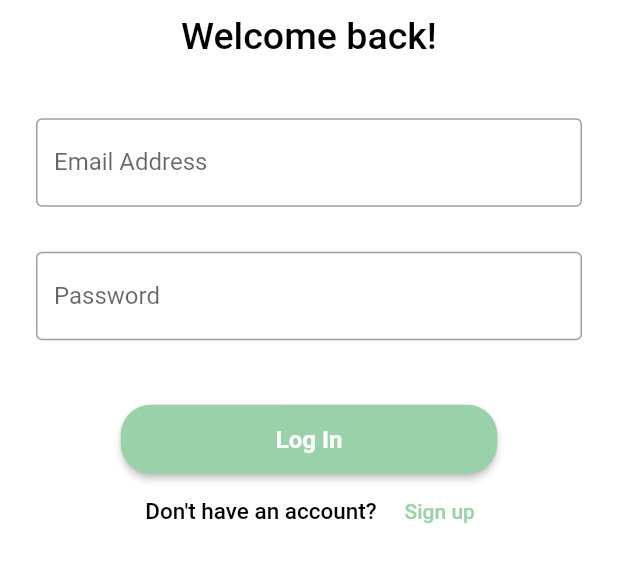
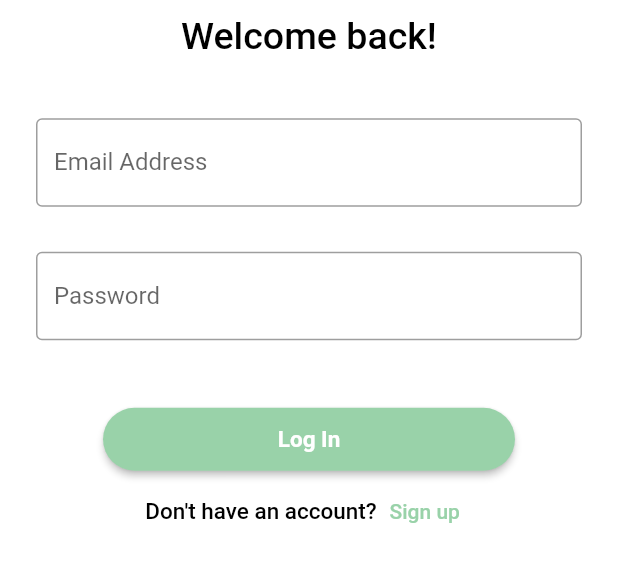
Before and after one commit to RahinAshraf/Mockingbirds, a Flutter app: the screen it shows after launch, on a phone screen of 412 x 824 dp, the part 457-1039 px from its top. Run offline on Flutter 3.47's test engine with Material 2 defaults, Android fonts, the phone set to English and light mode, and no system bars; our stand-ins replace cloud_firestore, dio, email_validator, extended_nested_scroll_view, firebase_auth, firebase_core and 9 more; missing offline and left inert: flutter_mapbox_navigation, mapbox_gl, mapbox_gl_platform_interface; accounts and stored records are empty.

Commit message:
Move some styling to ThemeData

```diff
--- a/lib/navbar.dart
+++ b/lib/navbar.dart
@@ -5,7 +5,7 @@ import 'package:veloplan/screens/navigation/map_screen.dart';
 import 'package:veloplan/screens/profile_screen.dart';
 import 'package:veloplan/sidebar.dart';
 
-/// Defines the navigation bar, allows you to move between the map screen, profile page and view the sidebar.
+/// Defines the bottom navigation bar, allows you to move between the map, profile and sidebar
 /// @author  Elisabeth, Rahin, Tayyibah
 class NavBar extends StatefulWidget {
   @override
--- a/lib/popups.dart
+++ b/lib/popups.dart
@@ -2,6 +2,7 @@ import 'package:flutter/material.dart';
 import 'package:veloplan/widgets/popup_widget.dart';
 import 'package:veloplan/screens/trips_scheduler_screen.dart';
 
+// Generic popups used thorough the app
 class Popups {
   // Questions
   PopupWidget buildPopupDialogNewJourney(BuildContext context) {
--- a/lib/screens/favourite_screen.dart
+++ b/lib/screens/favourite_screen.dart
@@ -51,7 +51,6 @@ class _FavouriteState extends State<Favourite> {
             ),
       appBar: AppBar(
         title: const Text('My favourites'),
-        backgroundColor: appBarColor,
       ),
     );
   }
--- a/lib/screens/help_screen.dart
+++ b/lib/screens/help_screen.dart
@@ -85,7 +85,7 @@ class _HelpPageState extends State<HelpPage> {
     List<ChoiceButton> topics = [];
     for (String topic in questions.getAllTopics()) {
       topics.add(ChoiceButton(
-        content: Text(topic, style: helpbotChoiceTextStyle),
+        content: Text(topic),
         onPressed: () {
           setState(() {
             selectedTopic = topic;
@@ -112,8 +112,7 @@ class _HelpPageState extends State<HelpPage> {
     for (Message message in questions.getMessagesByTopic(selectedTopic)) {
       choices.add(
         ChoiceButton(
-          content: Text(questions.getQuestionText(message),
-              style: helpbotChoiceTextStyle),
+          content: Text(questions.getQuestionText(message)),
           onPressed: () {
             setState(() {
               _conversation.add(MessageBubble(
--- a/lib/sidebar.dart
+++ b/lib/sidebar.dart
@@ -1,16 +1,17 @@
 import 'package:flutter/material.dart';
-import 'package:firebase_auth/firebase_auth.dart';
 import 'package:veloplan/screens/favourite_screen.dart';
 import 'package:veloplan/screens/help_screen.dart';
 import 'package:veloplan/screens/schedule_screen.dart';
 import 'package:veloplan/screens/settings_screen.dart';
 import 'package:veloplan/styles/styling.dart';
 
+/// Defines the sidebar
 /// @author Tayyibah
 class SideBar extends StatelessWidget {
   @override
   Widget build(BuildContext context) {
-    return Drawer(
+    return SafeArea(
+      child: Drawer(
         child: ListView(
           children: [
             Image.asset(
@@ -38,7 +39,6 @@ class SideBar extends StatelessWidget {
               icon: Icons.assessment_outlined,
               onClicked: () => _renderScreen(context, 3),
             ),
-          // TODO: move the colour
             const SizedBox(height: 24),
             const Divider(color: Colors.grey),
             const SizedBox(height: 24),
@@ -54,6 +54,7 @@ class SideBar extends StatelessWidget {
             ),
           ],
         ),
+      ),
     );
   }
 
@@ -61,7 +62,6 @@ class SideBar extends StatelessWidget {
       {required String text, required IconData icon, VoidCallback? onClicked}) {
     return ListTile(
       leading: Icon(icon),
-      //  textColor: CustomTheme.sideBarTextColor,
       title: Text(text, style: sidebarItemTextStyle),
       onTap: onClicked,
     );
--- a/lib/styles/colors.dart
+++ b/lib/styles/colors.dart
@@ -1,40 +1,40 @@
 import 'package:flutter/material.dart';
 
 class CustomColors {
-  static Color green = Color(0xFF99D2A9);
-  static Color appBarTextColor = Color(0xffffffff);
-  static Color lightModeScaffoldColour = Color(0xffffffff);
-  static Color darkModeScaffoldColour = Color.fromARGB(255, 36, 35, 35);
+  static Color green = const Color(0xFF99D2A9);
+  static Color appBarTextColor = Colors.white;
+  static Color lightModeScaffoldColour = Colors.white;
+  static Color darkModeScaffoldColour = const Color.fromARGB(255, 36, 35, 35);
 
-  static MaterialColor lightGreen = MaterialColor(
+  static MaterialColor lightGreen = const MaterialColor(
     0xff99d2a9, // 0%
-    const <int, Color>{
-      50: const Color(0xffa3d7b2), //10%
-      100: const Color(0xffaddbba), //20%
-      200: const Color(0xffb8e0c3), //30%
-      300: const Color(0xffc2e4cb), //40%
-      400: const Color(0xffcce9d4), //50%
-      500: const Color(0xffd6eddd), //60%
-      600: const Color(0xffe0f2e5), //70%
-      700: const Color(0xffebf6ee), //80%
-      800: const Color(0xfff5fbf6), //90%
-      900: const Color(0xffffff), //100%
+    <int, Color>{
+      50: Color(0xffa3d7b2), //10%
+      100: Color(0xffaddbba), //20%
+      200: Color(0xffb8e0c3), //30%
+      300: Color(0xffc2e4cb), //40%
+      400: Color(0xffcce9d4), //50%
+      500: Color(0xffd6eddd), //60%
+      600: Color(0xffe0f2e5), //70%
+      700: Color(0xffebf6ee), //80%
+      800: Color(0xfff5fbf6), //90%
+      900: Color(0xffffff), //100%
     },
   );
 
-  static MaterialColor darkGreen = MaterialColor(
+  static MaterialColor darkGreen = const MaterialColor(
     0xff99d2a9, // 0%
-    const <int, Color>{
-      50: const Color(0xffa3d7b2), //10%
-      100: const Color(0xffaddbba), //20%
-      200: const Color(0xffb8e0c3), //30%
-      300: const Color(0xffc2e4cb), //40%
-      400: const Color(0xffcce9d4), //50%
-      500: const Color(0xffd6eddd), //60%
-      600: const Color(0xffe0f2e5), //70%
-      700: const Color(0xffebf6ee), //80%
-      800: const Color(0xfff5fbf6), //90%
-      900: const Color(0xffffff), //100%
+    <int, Color>{
+      50: Color(0xffa3d7b2), //10%
+      100: Color(0xffaddbba), //20%
+      200: Color(0xffb8e0c3), //30%
+      300: Color(0xffc2e4cb), //40%
+      400: Color(0xffcce9d4), //50%
+      500: Color(0xffd6eddd), //60%
+      600: Color(0xffe0f2e5), //70%
+      700: Color(0xffebf6ee), //80%
+      800: Color(0xfff5fbf6), //90%
+      900: Color(0xffffff), //100%
     },
   );
 }
--- a/lib/styles/styling.dart
+++ b/lib/styles/styling.dart
@@ -2,9 +2,7 @@ import 'package:flutter/material.dart';
 
 // General
 
-// Appbar
-const Color appBarColor = Color(0xFF99D2A9);
-const Color appBarTextColor = Colors.white;
+// const Color appBarTextColor = Colors.white;
 
 // Sidebar
 const TextStyle sidebarItemTextStyle = TextStyle(color: Colors.green);
@@ -25,14 +23,6 @@ const TextStyle botMessageTextStyle =
     TextStyle(fontSize: 15.0, color: Colors.black54);
 const TextStyle userMessageTextStyle =
     TextStyle(fontSize: 15.0, color: Colors.white);
-ButtonStyle outlinedButtonStyle = ButtonStyle(
-  overlayColor: MaterialStateProperty.all(const Color(0x1A99D2A9)),
-  shape: MaterialStateProperty.all(
-    RoundedRectangleBorder(
-      borderRadius: BorderRadius.circular(30.0),
-    ),
-  ),
-);
 
 // Popup dialogs
 const TextStyle popupDialogTitleTextStyle = TextStyle(
@@ -57,26 +47,10 @@ const TextStyle popupDialogButtonTextStyle = TextStyle(
 );
 
 // Authorisation
-ButtonStyle authButtonStyle = ButtonStyle(
-  minimumSize: MaterialStateProperty.all(const Size(251, 46)),
-  overlayColor: MaterialStateProperty.all(Colors.green),
-  backgroundColor: MaterialStateProperty.all(const Color(0xFF99D2A9)),
-  shape: MaterialStateProperty.all(
-    RoundedRectangleBorder(
-      borderRadius: BorderRadius.circular(20.0),
-    ),
-  ),
-);
-const authButtonTextStyle =
-    TextStyle(fontSize: 16.0, color: Colors.white, fontWeight: FontWeight.w700);
 const authTextStyle =
     TextStyle(color: Colors.black, fontWeight: FontWeight.w500, fontSize: 15);
 
 // Trips scheduler panel widget
-ButtonStyle journeyTimeButtonStyle = TextButton.styleFrom(
-    textStyle: const TextStyle(fontSize: 15),
-    backgroundColor: Colors.green[500],
-    primary: Colors.white);
 const TextStyle infoTextStyle =
     TextStyle(fontStyle: FontStyle.italic, fontSize: 18);
 const TextStyle tripSchedulerTextStyle =
--- a/lib/styles/theme.dart
+++ b/lib/styles/theme.dart
@@ -18,7 +18,28 @@ class CustomTheme {
             borderRadius: BorderRadius.all(Radius.circular(10.0))),
         titleTextStyle: popupDialogTitleTextStyle,
         contentTextStyle: popupDialogTextStyle,
-        alignment: Alignment.center,
+      ),
+      elevatedButtonTheme: ElevatedButtonThemeData(
+        style: ElevatedButton.styleFrom(
+            primary: CustomColors.green,
+            onPrimary: Colors.white,
+            padding: const EdgeInsets.all(12.0),
+            textStyle:
+                const TextStyle(fontSize: 15.0, fontWeight: FontWeight.w600),
+            shape: const RoundedRectangleBorder(
+                borderRadius: BorderRadius.all(Radius.circular(30.0)))),
+      ),
+      outlinedButtonTheme: OutlinedButtonThemeData(
+        style: OutlinedButton.styleFrom(
+          textStyle: const TextStyle(color: Color(0xFF99D2A9)),
+          onSurface: const Color(0x00000000),
+          shape:
+              RoundedRectangleBorder(borderRadius: BorderRadius.circular(30.0)),
+          side: const BorderSide(color: Color(0x4D99D2A9), width: 1.0),
+        ),
+      ),
+      inputDecorationTheme: const InputDecorationTheme(
+        border: OutlineInputBorder(),
       ),
       listTileTheme: ListTileThemeData(textColor: CustomColors.green),
       primarySwatch: CustomColors.lightGreen,
--- a/lib/widgets/auth/auth_form.dart
+++ b/lib/widgets/auth/auth_form.dart
@@ -94,7 +94,6 @@ class _AuthFormState extends State<AuthForm> {
                   ),
                 if (_isLogin)
                   Container(
-                    alignment: Alignment.center,
                     padding: const EdgeInsets.all(10),
                     child: const Text(
                       'Welcome back!',
@@ -118,8 +117,7 @@ class _AuthFormState extends State<AuthForm> {
                       }
                       return null;
                     },
-                    decoration: const InputDecoration(
-                        border: OutlineInputBorder(), labelText: 'First Name'),
+                    decoration: const InputDecoration(labelText: 'First Name'),
                     onSaved: (value) {
                       _firstName = value!;
                     },
@@ -137,8 +135,7 @@ class _AuthFormState extends State<AuthForm> {
                       }
                       return null;
                     },
-                    decoration: const InputDecoration(
-                        border: OutlineInputBorder(), labelText: 'Last Name'),
+                    decoration: const InputDecoration(labelText: 'Last Name'),
                     onSaved: (value) {
                       _lastName = value!;
                     },
@@ -153,10 +150,7 @@ class _AuthFormState extends State<AuthForm> {
                       ? null
                       : "Please enter a valid email",
                   keyboardType: TextInputType.emailAddress,
-                  decoration: const InputDecoration(
-                    border: OutlineInputBorder(),
-                    labelText: 'Email Address',
-                  ),
+                  decoration: const InputDecoration(labelText: 'Email Address'),
                   onSaved: (value) {
                     _userEmail = value!;
                   },
@@ -174,8 +168,7 @@ class _AuthFormState extends State<AuthForm> {
                       }
                       return null;
                     },
-                    decoration: const InputDecoration(
-                        border: OutlineInputBorder(), labelText: 'Username'),
+                    decoration: const InputDecoration(labelText: 'Username'),
                     onSaved: (value) {
                       _userName = value!;
                     },
@@ -193,8 +186,7 @@ class _AuthFormState extends State<AuthForm> {
                     }
                     return null;
                   },
-                  decoration: const InputDecoration(
-                      border: OutlineInputBorder(), labelText: 'Password'),
+                  decoration: const InputDecoration(labelText: 'Password'),
                   obscureText: true,
                   onSaved: (value) {
                     _userPassword = value!;
@@ -213,9 +205,8 @@ class _AuthFormState extends State<AuthForm> {
                       }
                       return null;
                     },
-                    decoration: const InputDecoration(
-                        border: OutlineInputBorder(),
-                        labelText: 'Confirm Password'),
+                    decoration:
+                        const InputDecoration(labelText: 'Confirm Password'),
                     obscureText: true,
                   ),
                 const SizedBox(height: 15),
@@ -263,32 +254,29 @@ class _AuthFormState extends State<AuthForm> {
                         },
                       );
                     },
-                    decoration: const InputDecoration(
-                        border: OutlineInputBorder(),
-                        labelText: 'Date of birth'),
+                    decoration:
+                        const InputDecoration(labelText: 'Date of Birth'),
                   ),
                 const SizedBox(height: 12),
                 if (widget.isLoading) const CircularProgressIndicator(),
                 if (!widget.isLoading)
-                  ElevatedButton(
-                    style: authButtonStyle,
-                    child: Text(_isLogin ? 'Log In' : 'Sign Up',
-                        style: authButtonTextStyle),
-                    onPressed: _trySubmit,
+                  SizedBox(
+                    width: MediaQuery.of(context).size.width / 1.5,
+                    child: ElevatedButton(
+                      child: Text(_isLogin ? 'Log In' : 'Sign Up'),
+                      onPressed: _trySubmit,
+                    ),
                   ),
                 if (!widget.isLoading)
                   Row(
                     mainAxisAlignment: MainAxisAlignment.center,
                     children: [
-                      Container(
-                          alignment: Alignment.center,
-                          padding: const EdgeInsets.all(10),
-                          child: Text(
-                            _isLogin
-                                ? 'Don\'t have an account?'
-                                : 'Already have an account?',
-                            style: authTextStyle,
-                          )),
+                      Text(
+                        _isLogin
+                            ? 'Don\'t have an account?'
+                            : 'Already have an account?',
+                        style: authTextStyle,
+                      ),
                       TextButton(
                         child: Text(_isLogin ? 'Sign up' : 'Log in'),
                         onPressed: () {
--- a/lib/widgets/helpbot/choices_button_widget.dart
+++ b/lib/widgets/helpbot/choices_button_widget.dart
@@ -1,14 +1,4 @@
 import 'package:flutter/material.dart';
-
-// STYLING
-const TextStyle helpbotChoiceTextStyle = TextStyle(color: Color(0xFF99D2A9));
-ButtonStyle helpbotChoiceButtonStyle = ButtonStyle(
-  overlayColor: MaterialStateProperty.all(const Color(0x1A99D2A9)),
-  shape: MaterialStateProperty.all(
-      RoundedRectangleBorder(borderRadius: BorderRadius.circular(30.0))),
-  side: MaterialStateProperty.all(
-      const BorderSide(color: Color(0x4D99D2A9), width: 1.0)),
-);
 
 /// Generates a button for either a question or a topic
 /// in bottom choices panel in [HelpPage].
@@ -22,7 +12,6 @@ class ChoiceButton extends StatelessWidget {
     return Padding(
       padding: const EdgeInsets.only(right: 5.0),
       child: OutlinedButton(
-        style: helpbotChoiceButtonStyle,
         onPressed: onPressed,
         child: content,
       ),
--- a/lib/widgets/trips_scheduler_panel_widget.dart
+++ b/lib/widgets/trips_scheduler_panel_widget.dart
@@ -72,8 +72,7 @@ class _PanelWidgetTripScheduler extends State<PanelWidgetTripScheduler> {
               const SizedBox(width: 10),
               Flexible(
                 fit: FlexFit.tight,
-                child: TextButton(
-                  style: journeyTimeButtonStyle,
+                child: ElevatedButton(
                   onPressed: () {
                     Navigator.push(
                         context,
@@ -88,8 +87,7 @@ class _PanelWidgetTripScheduler extends State<PanelWidgetTripScheduler> {
               ),
               Flexible(
                 fit: FlexFit.tight,
-                child: TextButton(
-                  style: journeyTimeButtonStyle,
+                child: ElevatedButton(
                   onPressed: () => _selectDate(context),
                   child: const Text('Later'),
                 ),
```
Lines whose indentation alone changed are shown as unchanged.
